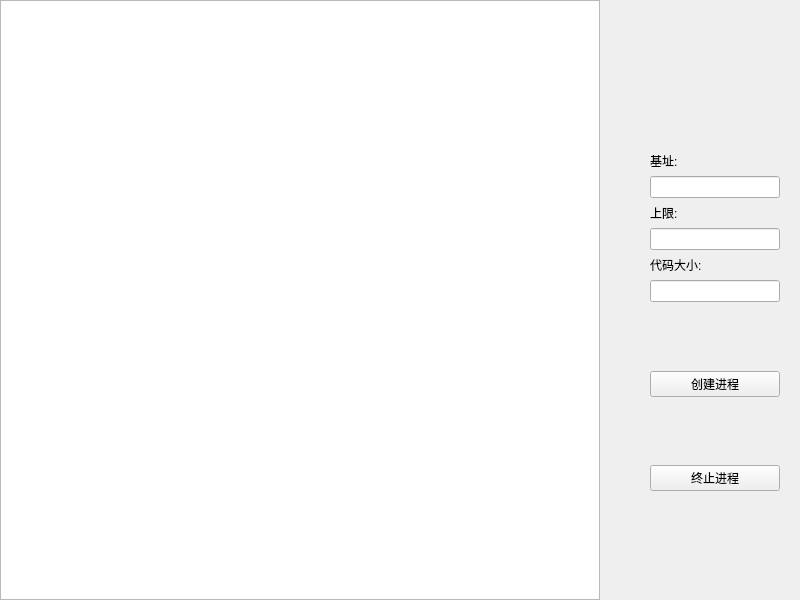
chrisx599/os_lab, file ui/ProcessUI.ui: the form before one commit.
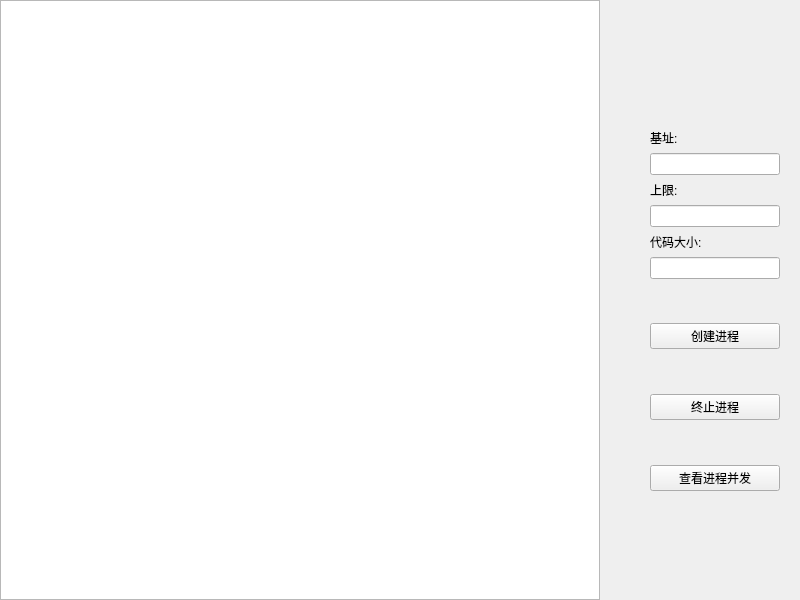
The form after the commit. Custom widgets are drawn as their Qt base class.

What changed in the file:
```diff
--- a/ui/ProcessUI.ui
+++ b/ui/ProcessUI.ui
@@ -116,6 +116,26 @@
       </property>
      </widget>
     </item>
+    <item>
+     <spacer name="verticalSpacer_4">
+      <property name="orientation">
+       <enum>Qt::Vertical</enum>
+      </property>
+      <property name="sizeHint" stdset="0">
+       <size>
+        <width>20</width>
+        <height>40</height>
+       </size>
+      </property>
+     </spacer>
+    </item>
+    <item>
+     <widget class="PushButton" name="ViewButton">
+      <property name="text">
+       <string>查看进程并发</string>
+      </property>
+     </widget>
+    </item>
    </layout>
   </widget>
  </widget>
```
